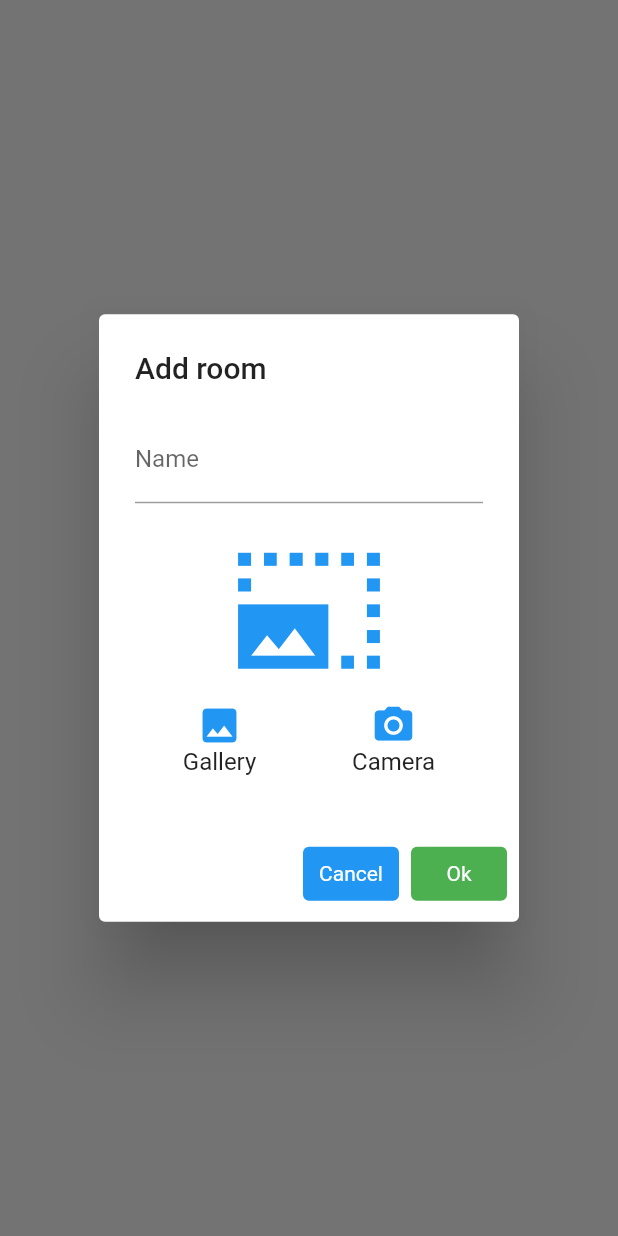
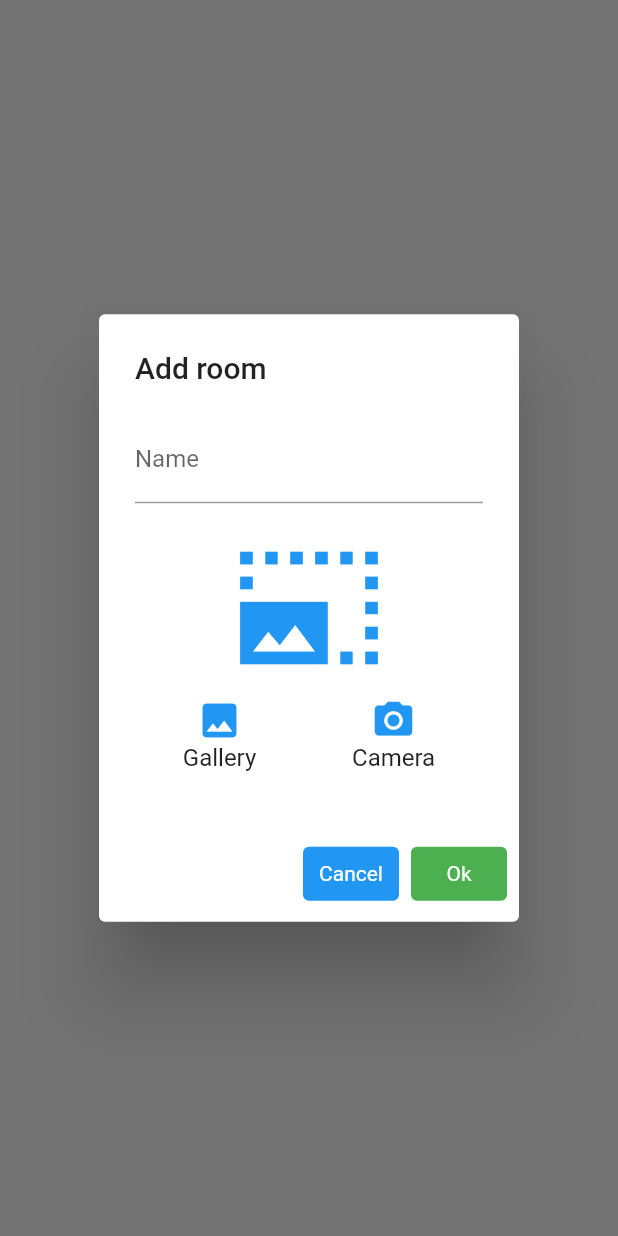
Before and after one commit to MihailSkubak/SmartHomeFlutter2, a Flutter app: what listCreateEditControl() shows on an empty page, opened directly with empty values, on a phone screen of 412 x 824 dp. Run offline on Flutter 3.47's test engine with Material 2 defaults, Android fonts, the phone set to English and light mode, and no system bars; our stand-ins replace avatar_glow, easy_localization, flutter_slidable, flutter_svg, image_picker, shared_preferences and 1 more; accounts and stored records are empty.

Commit message:
poprawka overload dla zdjecia w maym oknie

```diff
--- a/smarthomeproject/lib/widgets/customDialog.dart
+++ b/smarthomeproject/lib/widgets/customDialog.dart
@@ -1180,39 +1180,30 @@ void listCreateEditControl(
                                           )
                                         : sd.imageListForControlPath[index] ==
                                                 'empty'
-                                            ? Icon(
+                                            ? const Icon(
                                                 Icons
                                                     .photo_size_select_large_sharp,
-                                                size: MediaQuery.of(context)
-                                                        .size
-                                                        .width /
-                                                    4,
+                                                size: 100,
                                                 color: Colors.blue,
                                               )
                                             : Image.file(
-                                                width: MediaQuery.of(context)
-                                                        .size
-                                                        .width /
-                                                    4,
-                                                height: MediaQuery.of(context)
-                                                        .size
-                                                        .width /
-                                                    4,
+                                                width: 100,
+                                                height: 100,
                                                 File(sd.imageListForControlPath[
                                                     index]),
                                                 fit: BoxFit.cover,
                                               ),
                                   )
-                                : Center(
+                                : const Center(
                                     child: Icon(
                                     Icons.photo_size_select_large_sharp,
-                                    size: MediaQuery.of(context).size.width / 4,
+                                    size: 100,
                                     color: Colors.blue,
                                   ))
                             : Center(
                                 child: Image.file(
-                                width: MediaQuery.of(context).size.width / 4,
-                                height: MediaQuery.of(context).size.width / 4,
+                                width: 100,
+                                height: 100,
                                 imageFile,
                                 fit: BoxFit.cover,
                               )),
```
